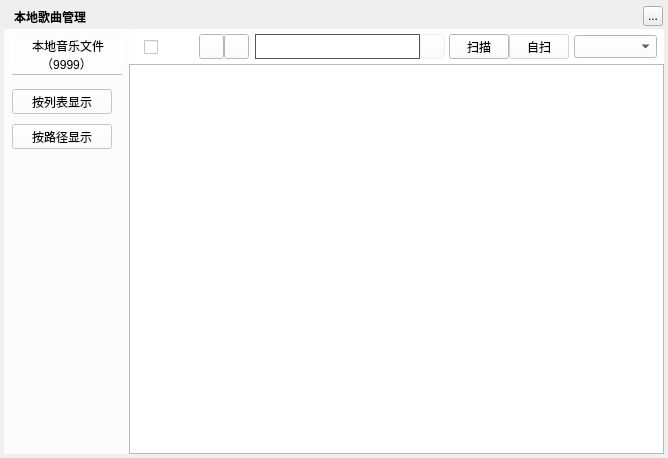
Before: the Qt Designer form TTKCore/musicUiKits/musicToolsetsKits/musiclocalsongsmanagerwidget.ui in Greedysky/TTKMusicPlayer, drawn with Qt 5.
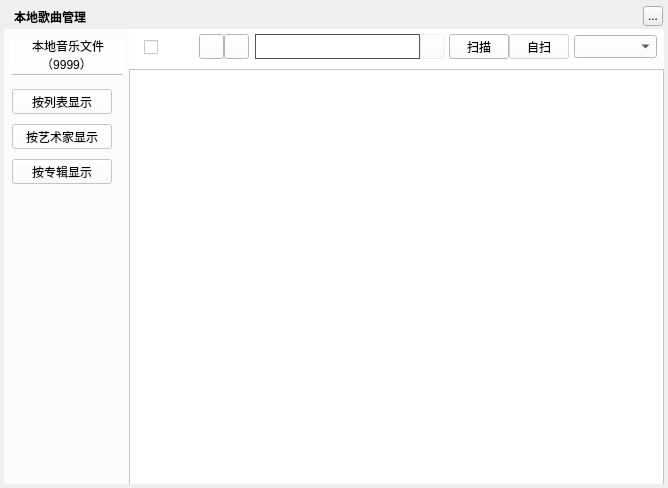
After: the same form once the commit is applied. Icons and pictures are not drawn. Custom widgets are drawn as their Qt base class.

Commit message: #60 Add art and album shown supported[864422]

Diff of the .ui file:
```diff
--- a/TTKCore/musicUiKits/musicToolsetsKits/musiclocalsongsmanagerwidget.ui
+++ b/TTKCore/musicUiKits/musicToolsetsKits/musiclocalsongsmanagerwidget.ui
@@ -7,7 +7,7 @@
     <x>0</x>
     <y>0</y>
     <width>668</width>
-    <height>458</height>
+    <height>488</height>
    </rect>
   </property>
   <property name="windowTitle">
@@ -22,7 +22,7 @@
      <x>4</x>
      <y>4</y>
      <width>660</width>
-     <height>450</height>
+     <height>480</height>
     </rect>
    </property>
    <property name="text">
@@ -64,7 +64,7 @@
      <x>4</x>
      <y>29</y>
      <width>125</width>
-     <height>425</height>
+     <height>455</height>
     </rect>
    </property>
    <property name="styleSheet">
@@ -93,7 +93,7 @@
      </rect>
     </property>
     <property name="text">
-     <string>按路径显示</string>
+     <string>按艺术家显示</string>
     </property>
    </widget>
    <widget class="QLabel" name="songCountLabel">
@@ -128,16 +128,19 @@
      <enum>Qt::Horizontal</enum>
     </property>
    </widget>
-  </widget>
-  <widget class="MusicLocalSongsTableWidget" name="songlistsTable">
-   <property name="geometry">
-    <rect>
-     <x>129</x>
-     <y>64</y>
-     <width>535</width>
-     <height>390</height>
-    </rect>
-   </property>
+   <widget class="QPushButton" name="showAlbumButton">
+    <property name="geometry">
+     <rect>
+      <x>8</x>
+      <y>130</y>
+      <width>100</width>
+      <height>25</height>
+     </rect>
+    </property>
+    <property name="text">
+     <string>按专辑显示</string>
+    </property>
+   </widget>
   </widget>
   <widget class="QWidget" name="toolWidget" native="true">
    <property name="geometry">
@@ -145,7 +148,7 @@
      <x>129</x>
      <y>29</y>
      <width>535</width>
-     <height>425</height>
+     <height>455</height>
     </rect>
    </property>
    <property name="styleSheet">
@@ -266,6 +269,18 @@
      </property>
     </widget>
    </widget>
+   <widget class="QStackedWidget" name="stackedWidget">
+    <property name="geometry">
+     <rect>
+      <x>0</x>
+      <y>40</y>
+      <width>535</width>
+      <height>420</height>
+     </rect>
+    </property>
+    <widget class="MusicLocalSongsTableWidget" name="songlistsTable"/>
+    <widget class="MusicLocalSongsInfoTableWidget" name="songInfoTable"/>
+   </widget>
    <zorder>backgroundMask2</zorder>
    <zorder>allSelectedcheckBox</zorder>
    <zorder>auditionButton</zorder>
@@ -279,7 +294,7 @@
    <property name="geometry">
     <rect>
      <x>364</x>
-     <y>219</y>
+     <y>235</y>
      <width>58</width>
      <height>58</height>
     </rect>
@@ -307,6 +322,11 @@
    <extends>QTableWidget</extends>
    <header>musiclocalsongstablewidget.h</header>
   </customwidget>
+  <customwidget>
+   <class>MusicLocalSongsInfoTableWidget</class>
+   <extends>QTableWidget</extends>
+   <header>musiclocalsongstablewidget.h</header>
+  </customwidget>
  </customwidgets>
  <resources/>
  <connections/>
```
Left out of the diff: 10 changed lines with no effect on the pictures. The commit also changes 6 other files.
